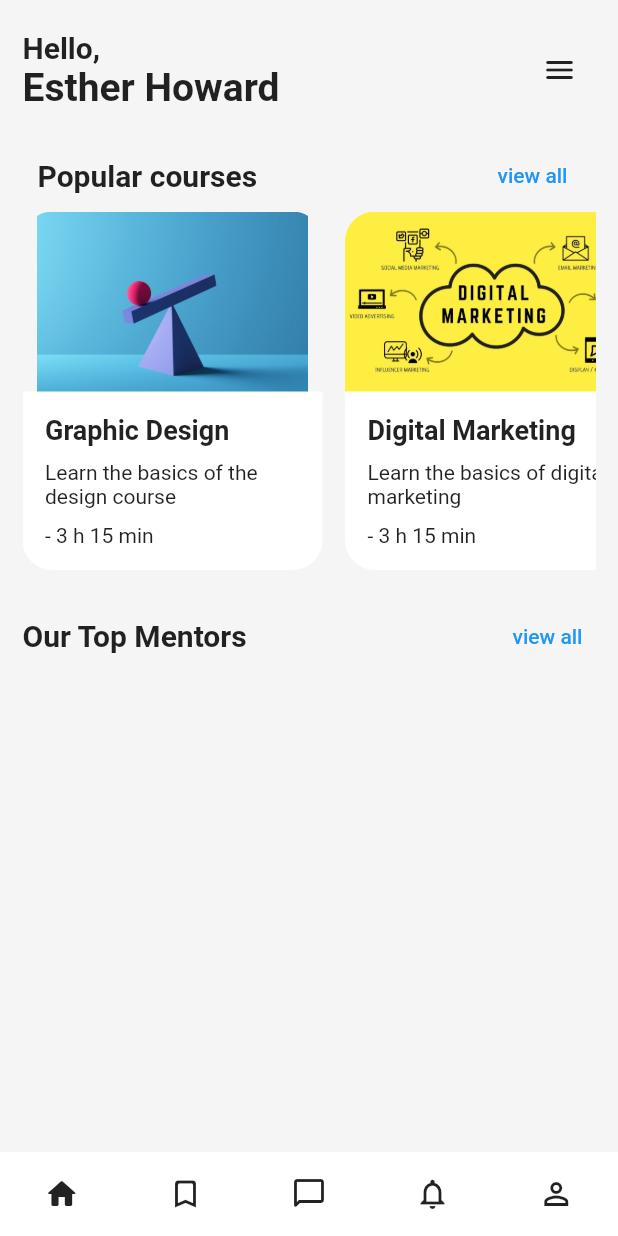
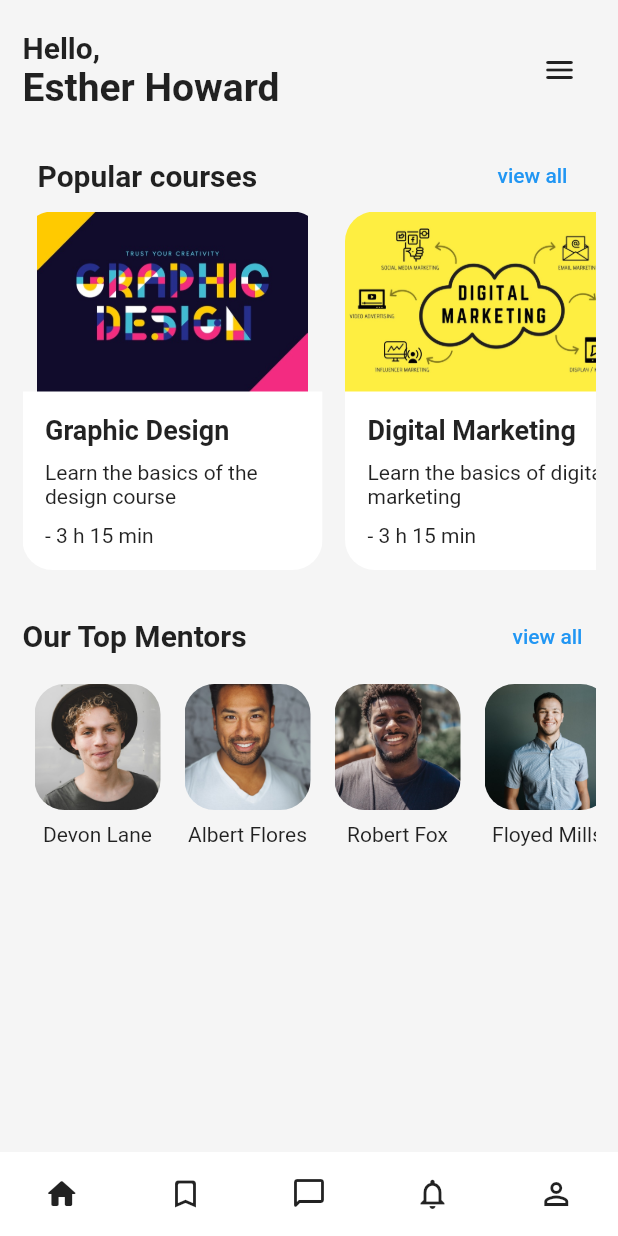
Before and after one commit to Basith-P/Eduvy, a Flutter app: the screen it shows after launch, on a phone screen of 412 x 824 dp. Run offline on Flutter 3.47's test engine with Material 2 defaults, Android fonts, the phone set to English and light mode, and no system bars.

Commit message:
add top menters listview

```diff
--- a/lib/screens/home.dart
+++ b/lib/screens/home.dart
@@ -65,16 +65,16 @@ class HomeScreen extends StatelessWidget {
                     shrinkWrap: true,
                     scrollDirection: Axis.horizontal,
                     children: [
-                      Container(
-                        width: 200,
-                        child: ClipRRect(
-                          borderRadius: BorderRadius.circular(20),
+                      ClipRRect(
+                        borderRadius: BorderRadius.circular(20),
+                        child: Container(
+                          width: 200,
                           child: Column(
                             children: [
                               Container(
                                 height: 120,
                                 child: Image.asset(
-                                  'assets/images/graphic-design.jpeg',
+                                  'assets/images/courses/graphic-design.jpg',
                                   fit: BoxFit.cover,
                                 ),
                               ),
@@ -87,9 +87,8 @@ class HomeScreen extends StatelessWidget {
                                     Text(
                                       'Graphic Design',
                                       style: TextStyle(
-                                        fontWeight: FontWeight.bold,
-                                        fontSize: 18,
-                                      ),
+                                          fontWeight: FontWeight.bold,
+                                          fontSize: 18),
                                     ),
                                     const SizedBox(height: 10),
                                     Text(
@@ -113,7 +112,7 @@ class HomeScreen extends StatelessWidget {
                               Container(
                                 height: 120,
                                 child: Image.asset(
-                                  'assets/images/digital-marketing.jpg',
+                                  'assets/images/courses/digital-marketing.jpg',
                                   fit: BoxFit.cover,
                                 ),
                               ),
@@ -140,7 +139,7 @@ class HomeScreen extends StatelessWidget {
                             ],
                           ),
                         ),
-                      )
+                      ),
                     ],
                   ),
                 ),
@@ -160,7 +159,83 @@ class HomeScreen extends StatelessWidget {
                       child: Text('view all'),
                     ),
                   ],
-                )
+                ),
+                Container(
+                  height: 200,
+                  child: ListView(
+                    scrollDirection: Axis.horizontal,
+                    children: [
+                      Column(
+                        children: [
+                          Container(
+                            width: 100,
+                            height: 100,
+                            padding: EdgeInsets.all(8),
+                            child: ClipRRect(
+                              borderRadius: BorderRadius.circular(20),
+                              child: Image.asset(
+                                'assets/images/people/DevoneLane.jpg',
+                                fit: BoxFit.cover,
+                              ),
+                            ),
+                          ),
+                          Text('Devon Lane')
+                        ],
+                      ),
+                      Column(
+                        children: [
+                          Container(
+                            width: 100,
+                            height: 100,
+                            padding: EdgeInsets.all(8),
+                            child: ClipRRect(
+                              borderRadius: BorderRadius.circular(20),
+                              child: Image.asset(
+                                'assets/images/people/AlbertFlores.jpg',
+                                fit: BoxFit.cover,
+                              ),
+                            ),
+                          ),
+                          Text('Albert Flores')
+                        ],
+                      ),
+                      Column(
+                        children: [
+                          Container(
+                            width: 100,
+                            height: 100,
+                            padding: EdgeInsets.all(8),
+                            child: ClipRRect(
+                              borderRadius: BorderRadius.circular(20),
+                              child: Image.asset(
+                                'assets/images/people/RobertFox.jpg',
+                                fit: BoxFit.cover,
+                              ),
+                            ),
+                          ),
+                          Text('Robert Fox')
+                        ],
+                      ),
+                      Column(
+                        children: [
+                          Container(
+                            width: 100,
+                            height: 100,
+                            padding: EdgeInsets.all(8),
+                            child: ClipRRect(
+                              borderRadius: BorderRadius.circular(20),
+                              child: Image.asset(
+                                'assets/images/people/FloyedMills.jpg',
+                                fit: BoxFit.cover,
+                              ),
+                            ),
+                          ),
+                          Text('Floyed Mills')
+                        ],
+                      ),
+                    ],
+                  ),
+                ),
               ],
             ),
           ),
--- a/pubspec.yaml
+++ b/pubspec.yaml
@@ -40,7 +40,8 @@ flutter:
    uses-material-design: true
 
    assets:
-      - assets/images/
+      - assets/images/courses/
+      - assets/images/people/
 
    # An image asset can refer to one or more resolution-specific "variants", see
    # https://flutter.dev/assets-and-images/#resolution-aware.
```
Also changed, not shown: assets/images/courses/digital-marketing.jpg (renamed from assets/images/digital-marketing.jpg), assets/images/courses/graphic-design.jpeg (renamed from assets/images/graphic-design.jpeg), assets/images/courses/graphic-design.jpg (renamed from assets/images/graphic-design.jpg), assets/images/people/AlbertFlores.jpg (added), assets/images/people/DevoneLane.jpg (added), assets/images/people/FloyedMills.jpg (added), assets/images/people/RobertFox.jpg (added).
